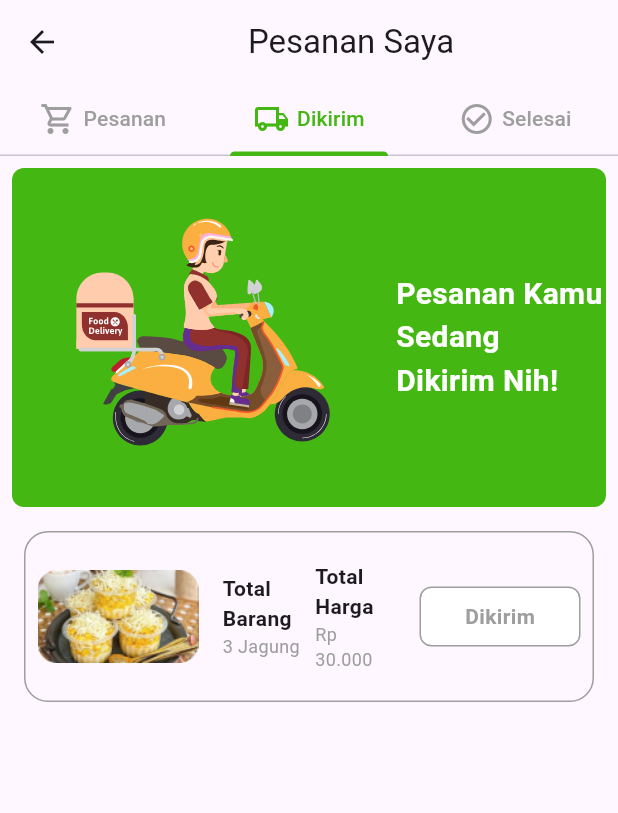
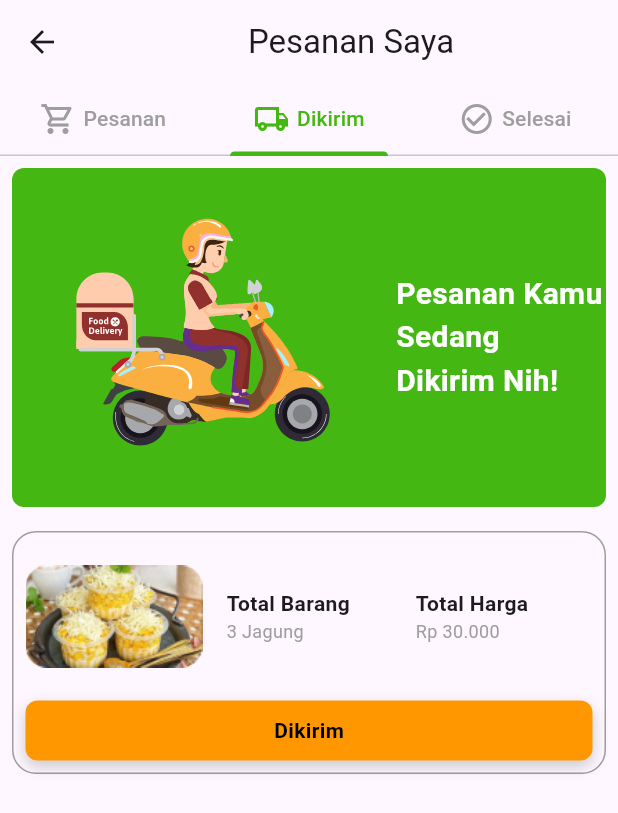
Before and after one commit to dodichakill/higrolyn, a Flutter app: the CommonOrder screen opened directly, tab 2 chosen, on a phone screen of 412 x 824 dp. Shown: the top 813 px of the screen. Run offline on Flutter 3.47's test engine with Material 3 defaults, Android fonts, the phone set to English and light mode, and no system bars; our stand-ins replace another_flutter_splash_screen, awesome_dialog, awesome_snackbar_content, camera, dio, flutter_gemini and 9 more; missing offline and left inert: floating_bottom_bar, image_field; accounts and stored records are empty; project files that could hold a hidden picture were left out.

```diff
--- a/lib/utils/assets_path.dart
+++ b/lib/utils/assets_path.dart
@@ -57,7 +57,7 @@ class ImageAssets {
   static String bni = "$root/BBNI.JK-69fac82a.png";
   static String gopay = "$root/download (2).png";
   static String bca = "$root/images (5).png";
-  static String bri = "$root/Logo_Bank_Rakyat_Indonesia.svg";
+  static String bri = "$root/bri.png";
   static String meta = "$root/1_BMalqlcJIFe50hidF4FnqQ.png";
   static String groq = "$root/groq-logo.png";
   static String notFound404 = "$lotties/404.json";
--- a/lib/views/common/order/common_order.dart
+++ b/lib/views/common/order/common_order.dart
@@ -103,19 +103,19 @@ class CommonOrder extends StatelessWidget {
                       ),
                       Padding(
                         padding: const EdgeInsets.symmetric(
-                            vertical: 8, horizontal: 16),
+                            vertical: 8, horizontal: 8),
                         child: Container(
                           decoration: BoxDecoration(
                               borderRadius: BorderRadius.circular(16),
                               border: Border.all(color: Colors.grey)),
-                          child: Padding(
+                          child: Column(
+                            children: [
+                              Padding(
                                 padding: const EdgeInsets.all(8.0),
                                 child: Row(
-                              mainAxisAlignment: MainAxisAlignment.spaceEvenly,
-                              crossAxisAlignment: CrossAxisAlignment.center,
                                   children: [
                                     Expanded(
-                                  flex: 2,
+                                      flex: 1,
                                       child: Image.asset(
                                         ImageAssets.jagung,
                                         height: 96,
@@ -128,7 +128,8 @@ class CommonOrder extends StatelessWidget {
                                     Expanded(
                                       flex: 1,
                                       child: Column(
-                                    mainAxisAlignment: MainAxisAlignment.center,
+                                        mainAxisAlignment:
+                                            MainAxisAlignment.center,
                                         crossAxisAlignment:
                                             CrossAxisAlignment.start,
                                         children: [
@@ -154,7 +155,8 @@ class CommonOrder extends StatelessWidget {
                                     Expanded(
                                       flex: 1,
                                       child: Column(
-                                    mainAxisAlignment: MainAxisAlignment.center,
+                                        mainAxisAlignment:
+                                            MainAxisAlignment.center,
                                         crossAxisAlignment:
                                             CrossAxisAlignment.start,
                                         children: [
@@ -174,18 +176,16 @@ class CommonOrder extends StatelessWidget {
                                         ],
                                       ),
                                     ),
-                                SizedBox(
-                                  width: 16,
+                                  ],
                                 ),
-                                Expanded(
-                                  flex: 2,
-                                  child: Column(
-                                    crossAxisAlignment: CrossAxisAlignment.end,
-                                    mainAxisAlignment: MainAxisAlignment.center,
-                                    children: [
-                                      Container(
+                              ),
+                              Padding(
+                                padding: const EdgeInsets.only(
+                                    top: 0, left: 8, right: 8, bottom: 8),
+                                child: Container(
                                   height: 40,
-                                        width: 96, // Lebar tetap untuk tombol
+                                  width: double
+                                      .infinity, // Lebar tetap untuk tombol
                                   alignment: Alignment
                                       .center, // Posisikan teks di tengah
                                   decoration: BoxDecoration(
@@ -194,8 +194,7 @@ class CommonOrder extends StatelessWidget {
                                         8), // Sudut melengkung
                                     boxShadow: [
                                       BoxShadow(
-                                              color:
-                                                  Colors.black.withOpacity(0.2),
+                                        color: Colors.black.withOpacity(0.2),
                                         offset: const Offset(0, 4),
                                         blurRadius: 8,
                                       ),
@@ -205,27 +204,13 @@ class CommonOrder extends StatelessWidget {
                                     "Diproses",
                                     style: TextStyle(
                                       fontWeight: FontWeight.bold,
-                                            color:
-                                                Colors.grey[200], // Warna teks
+                                      color: Colors.grey[200], // Warna teks
                                       fontSize: 14,
                                     ),
                                   ),
                                 ),
-                                      SizedBox(
-                                        height: 4,
-                                      ),
-                                      Text(
-                                        '23 0ktober 2004',
-                                        style: TextStyle(
-                                            fontSize: 12,
-                                            fontWeight: FontWeight.normal,
-                                            color: Colors.grey),
                               ),
                             ],
-                                  ),
-                                ),
-                              ],
-                            ),
                           ),
                         ),
                       )
@@ -273,19 +258,19 @@ class CommonOrder extends StatelessWidget {
                       ),
                       Padding(
                         padding: const EdgeInsets.symmetric(
-                            vertical: 8, horizontal: 16),
+                            vertical: 8, horizontal: 8),
                         child: Container(
                           decoration: BoxDecoration(
                               borderRadius: BorderRadius.circular(16),
                               border: Border.all(color: Colors.grey)),
-                          child: Padding(
+                          child: Column(
+                            children: [
+                              Padding(
                                 padding: const EdgeInsets.all(8.0),
                                 child: Row(
-                              mainAxisAlignment: MainAxisAlignment.spaceEvenly,
-                              crossAxisAlignment: CrossAxisAlignment.center,
                                   children: [
                                     Expanded(
-                                  flex: 2,
+                                      flex: 1,
                                       child: Image.asset(
                                         ImageAssets.jagung,
                                         height: 96,
@@ -298,7 +283,8 @@ class CommonOrder extends StatelessWidget {
                                     Expanded(
                                       flex: 1,
                                       child: Column(
-                                    mainAxisAlignment: MainAxisAlignment.center,
+                                        mainAxisAlignment:
+                                            MainAxisAlignment.center,
                                         crossAxisAlignment:
                                             CrossAxisAlignment.start,
                                         children: [
@@ -324,7 +310,8 @@ class CommonOrder extends StatelessWidget {
                                     Expanded(
                                       flex: 1,
                                       child: Column(
-                                    mainAxisAlignment: MainAxisAlignment.center,
+                                        mainAxisAlignment:
+                                            MainAxisAlignment.center,
                                         crossAxisAlignment:
                                             CrossAxisAlignment.start,
                                         children: [
@@ -344,33 +331,41 @@ class CommonOrder extends StatelessWidget {
                                         ],
                                       ),
                                     ),
-                                SizedBox(
-                                  width: 16,
+                                  ],
                                 ),
-                                Expanded(
-                                  flex: 2,
+                              ),
+                              Padding(
+                                padding: const EdgeInsets.only(
+                                    top: 0, left: 8, right: 8, bottom: 8),
                                 child: Container(
                                   height: 40,
-                                    width: 96, // Lebar tetap untuk tombol
+                                  width: double
+                                      .infinity, // Lebar tetap untuk tombol
                                   alignment: Alignment
                                       .center, // Posisikan teks di tengah
                                   decoration: BoxDecoration(
-                                        color: Colors.white, // Warna tombol
+                                    color: Colors.orange, // Warna tombol
                                     borderRadius: BorderRadius.circular(
                                         8), // Sudut melengkung
-                                        border: Border.all(color: Colors.grey)),
+                                    boxShadow: [
+                                      BoxShadow(
+                                        color: Colors.black.withOpacity(0.2),
+                                        offset: const Offset(0, 4),
+                                        blurRadius: 8,
+                                      ),
+                                    ],
+                                  ),
                                   child: Text(
                                     "Dikirim",
                                     style: TextStyle(
                                       fontWeight: FontWeight.bold,
-                                        color: Colors.grey, // Warna teks
+                                      color: Colors.black, // Warna teks
                                       fontSize: 14,
                                     ),
                                   ),
                                 ),
                               ),
                             ],
-                            ),
                           ),
                         ),
                       )
@@ -421,19 +416,19 @@ class CommonOrder extends StatelessWidget {
                       ),
                       Padding(
                         padding: const EdgeInsets.symmetric(
-                            vertical: 8, horizontal: 16),
+                            vertical: 8, horizontal: 8),
                         child: Container(
                           decoration: BoxDecoration(
                               borderRadius: BorderRadius.circular(16),
                               border: Border.all(color: Colors.grey)),
-                          child: Padding(
+                          child: Column(
+                            children: [
+                              Padding(
                                 padding: const EdgeInsets.all(8.0),
                                 child: Row(
-                              mainAxisAlignment: MainAxisAlignment.spaceEvenly,
-                              crossAxisAlignment: CrossAxisAlignment.center,
                                   children: [
                                     Expanded(
-                                  flex: 2,
+                                      flex: 1,
                                       child: Image.asset(
                                         ImageAssets.jagung,
                                         height: 96,
@@ -446,7 +441,8 @@ class CommonOrder extends StatelessWidget {
                                     Expanded(
                                       flex: 1,
                                       child: Column(
-                                    mainAxisAlignment: MainAxisAlignment.center,
+                                        mainAxisAlignment:
+                                            MainAxisAlignment.center,
                                         crossAxisAlignment:
                                             CrossAxisAlignment.start,
                                         children: [
@@ -472,7 +468,8 @@ class CommonOrder extends StatelessWidget {
                                     Expanded(
                                       flex: 1,
                                       child: Column(
-                                    mainAxisAlignment: MainAxisAlignment.center,
+                                        mainAxisAlignment:
+                                            MainAxisAlignment.center,
                                         crossAxisAlignment:
                                             CrossAxisAlignment.start,
                                         children: [
@@ -492,18 +489,16 @@ class CommonOrder extends StatelessWidget {
                                         ],
                                       ),
                                     ),
-                                SizedBox(
-                                  width: 16,
+                                  ],
                                 ),
-                                Expanded(
-                                  flex: 2,
-                                  child: Column(
-                                    mainAxisAlignment: MainAxisAlignment.center,
-                                    crossAxisAlignment: CrossAxisAlignment.end,
-                                    children: [
-                                      Container(
+                              ),
+                              Padding(
+                                padding: const EdgeInsets.only(
+                                    top: 0, left: 8, right: 8, bottom: 8),
+                                child: Container(
                                   height: 40,
-                                        width: 96, // Lebar tetap untuk tombol
+                                  width: double
+                                      .infinity, // Lebar tetap untuk tombol
                                   alignment: Alignment
                                       .center, // Posisikan teks di tengah
                                   decoration: BoxDecoration(
@@ -513,8 +508,7 @@ class CommonOrder extends StatelessWidget {
                                         8), // Sudut melengkung
                                     boxShadow: [
                                       BoxShadow(
-                                              color:
-                                                  Colors.black.withOpacity(0.2),
+                                        color: Colors.black.withOpacity(0.2),
                                         offset: const Offset(0, 4),
                                         blurRadius: 8,
                                       ),
@@ -524,27 +518,13 @@ class CommonOrder extends StatelessWidget {
                                     "Diterima",
                                     style: TextStyle(
                                       fontWeight: FontWeight.bold,
-                                            color:
-                                                Colors.grey[200], // Warna teks
+                                      color: Colors.grey[200], // Warna teks
                                       fontSize: 14,
                                     ),
                                   ),
                                 ),
-                                      SizedBox(
-                                        height: 4,
-                                      ),
-                                      Text(
-                                        '28 0ktober 2004',
-                                        style: TextStyle(
-                                            fontSize: 12,
-                                            fontWeight: FontWeight.normal,
-                                            color: Colors.grey),
                               ),
                             ],
-                                  ),
-                                ),
-                              ],
-                            ),
                           ),
                         ),
                       )
```
Also changed, not shown: lib/views/farmer/detection/card_history.dart (+47 -47 lines), lib/views/farmer/detection/history_scan_screen.dart (+47 -23 lines), lib/views/farmer/store/store.dart (+73 -31 lines), assets/images/bri.png (added), 68 other files. Lines whose indentation alone changed are shown as unchanged.
